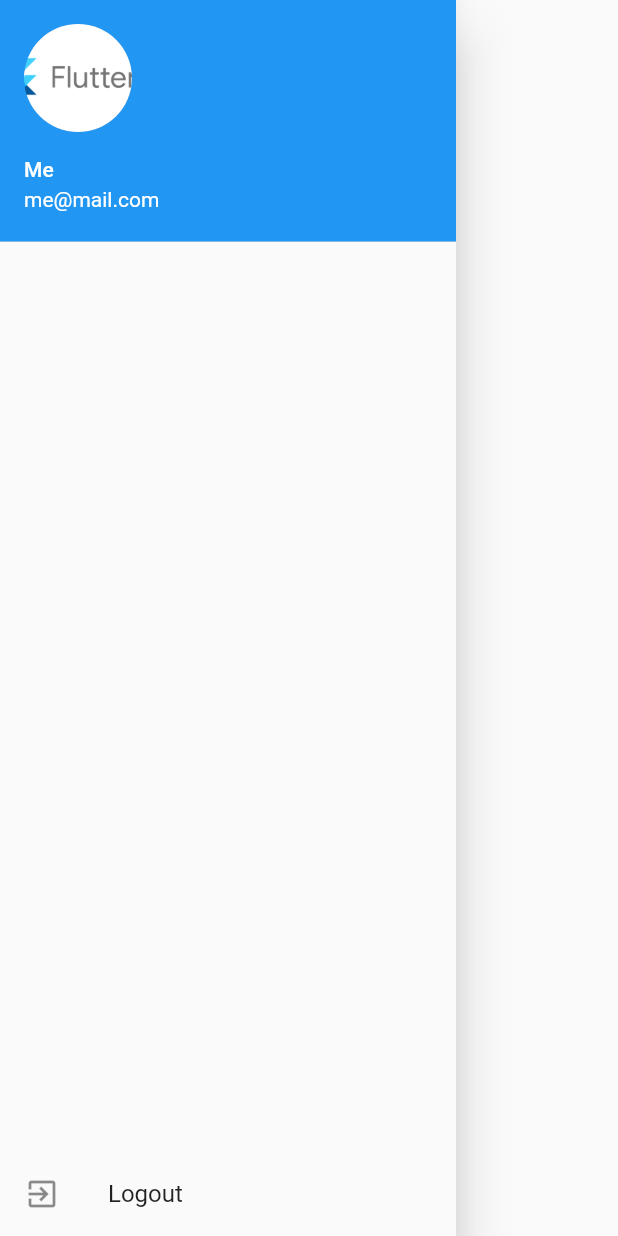
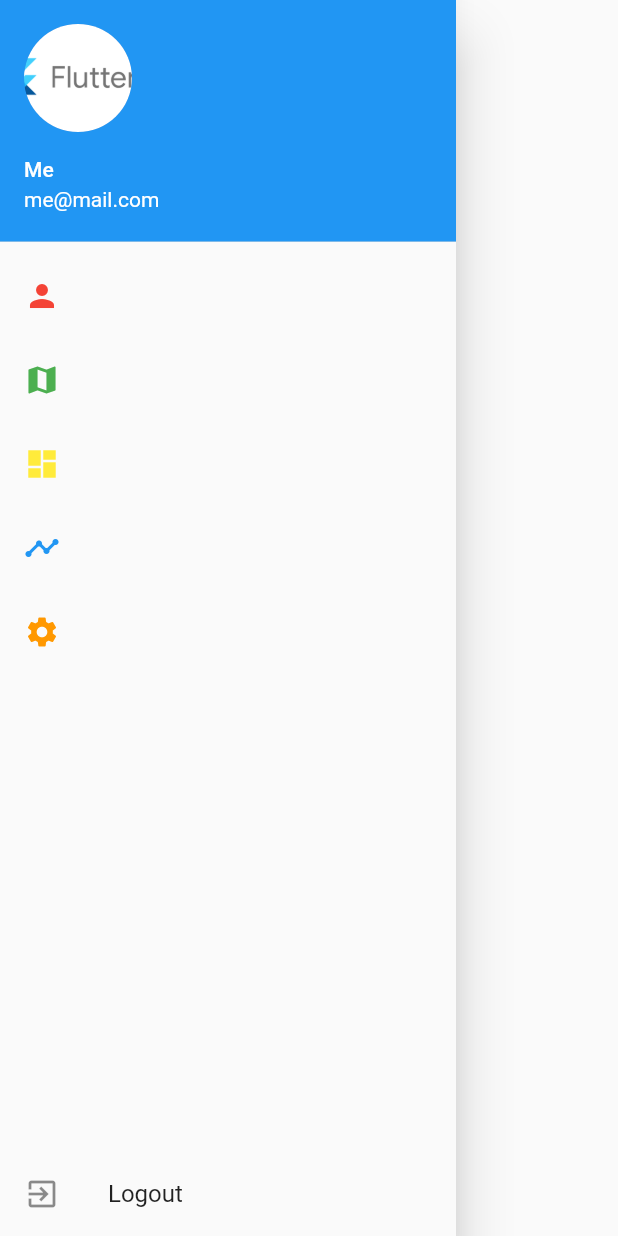
Before and after one commit to lordgift/flutter-basic, a Flutter app: the CommonDrawer widget shown alone on an empty page, opened directly, on a phone screen of 412 x 824 dp. Run offline on Flutter 3.47's test engine with Material 2 defaults, Android fonts, the phone set to English and light mode, and no system bars; our stand-ins replace font_awesome_flutter.

Commit message:
splash array

```diff
--- a/lib/src/pages/home/home_page.dart
+++ b/lib/src/pages/home/home_page.dart
@@ -1,5 +1,6 @@
 import 'package:flutter/material.dart';
 import 'package:flutter_app/src/config/app_route.dart';
+import 'package:flutter_app/src/view_models/menu_viewmodel.dart';
 
 class HomePage extends StatefulWidget {
   @override
@@ -68,6 +69,15 @@ class CommonDrawer extends StatelessWidget {
               backgroundImage: AssetImage('assets/images/flutter.png'),
             ),
           ),
+          ...MenuViewModel().items.map((e) => ListTile(
+            onTap: (){
+              e.onTap(context);
+            },
+            leading: Icon(
+              e.icon,
+              color: e.iconColor,
+            ),
+          )),
           Spacer(),
           ListTile(
             onTap: () {
```
